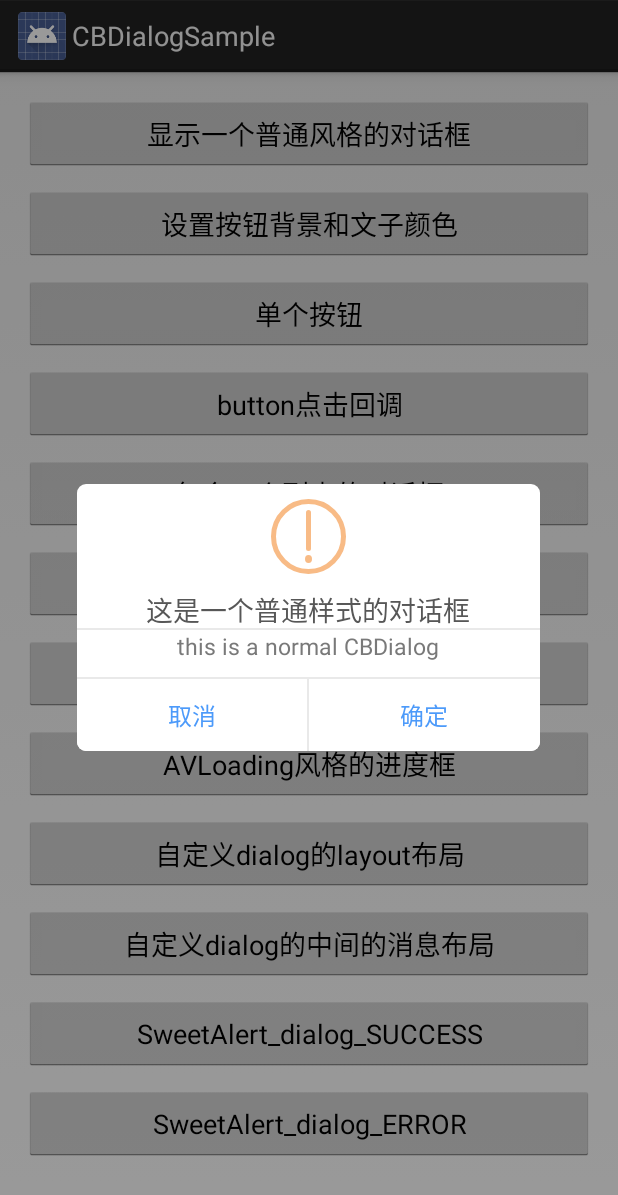
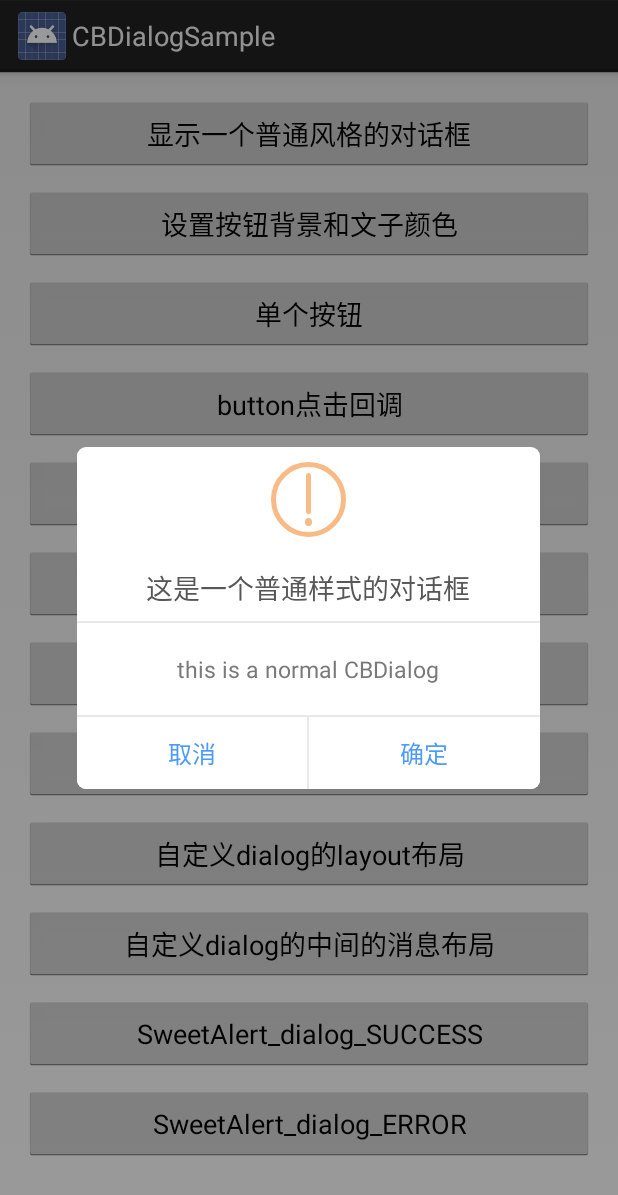
Before and after one commit to seul8660/CBDialog, an Android app: the screen it shows after launch (MainActivity), after a tap on "显示一个普通风格的对话框", on a phone screen of 412 x 824 dp. Shown: the top 1195 px of the screen. Run offline under Robolectric (Android 15) with nearby library versions, the phone set to English and light mode, and no system bars.

Commit message:
样式微调

```diff
--- a/CBDialoglibrary/src/main/res/layout/cb_dialog.xml
+++ b/CBDialoglibrary/src/main/res/layout/cb_dialog.xml
@@ -37,6 +37,7 @@
 
     <!-- 对话框标题 和图标 -->
     <TextView
+        android:padding="10dp"
         android:background="@drawable/bg_title"
         android:id="@+id/dialog_title"
         style="@style/dialog_title_style"
@@ -56,10 +57,12 @@
         android:orientation="vertical">
 
         <TextView
+            android:paddingTop="20dp"
+            android:paddingBottom="20dp"
             android:id="@+id/dialog_message"
             style="@style/dialog_msg_style"
-            android:paddingLeft="20dp"
-            android:paddingRight="20dp"
+            android:paddingStart="10dp"
+            android:paddingEnd="10dp"
             android:text="this is a message"
             android:textSize="15dp" />
     </LinearLayout>
@@ -70,7 +73,6 @@
         android:id="@+id/dialog_btnlayout"
         android:layout_width="match_parent"
         android:layout_height="wrap_content"
-        android:layout_marginTop="10dp"
         android:orientation="vertical">
 
         <View
```
